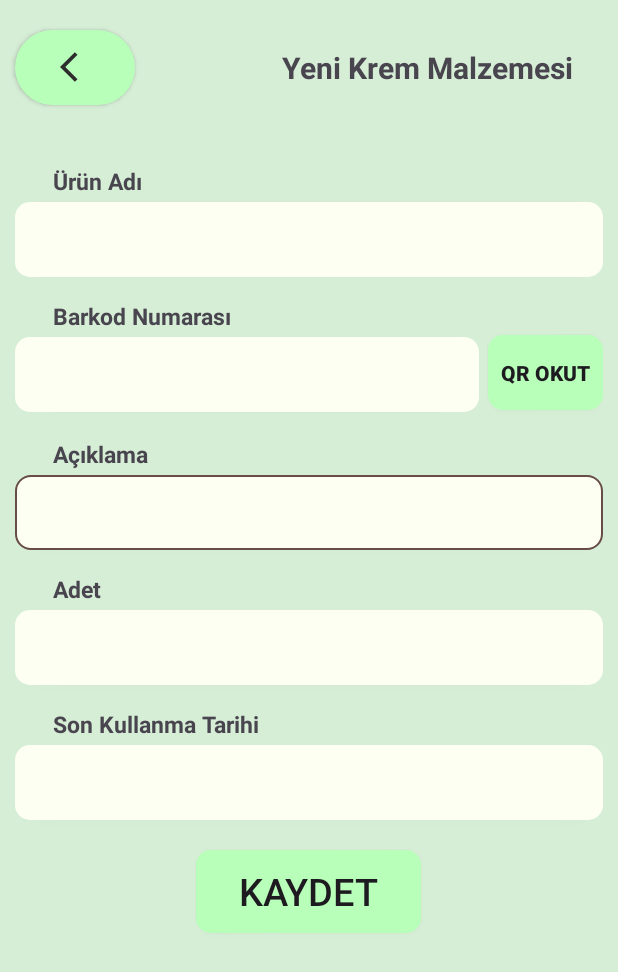
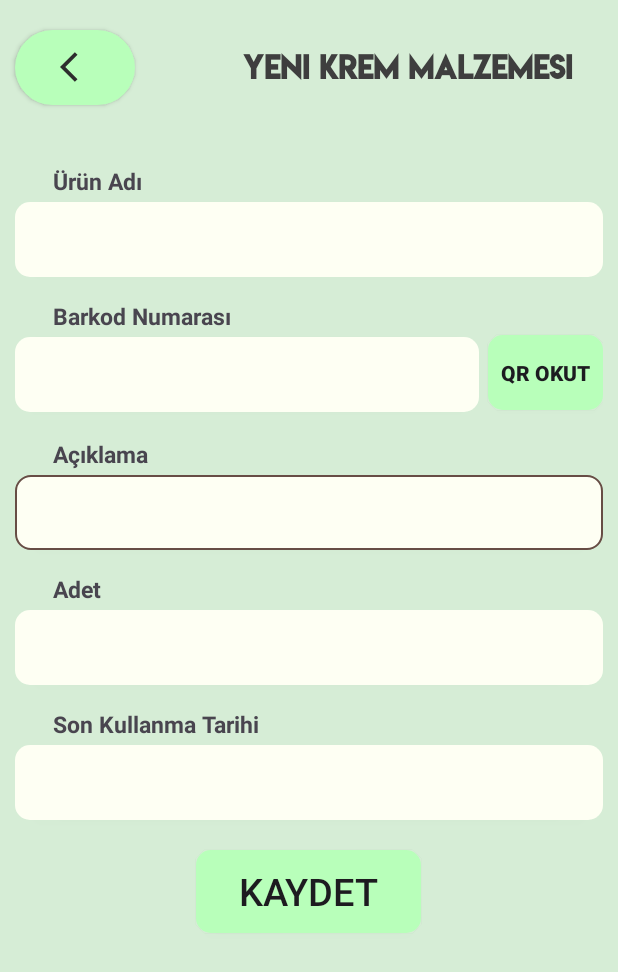
Before and after one commit to emiralacaci/Warehouse, an Android app: the layout fragment_add_new_cream_material.xml on its own in the app's theme, with its tools: preview values and no code run, on a phone screen of 412 x 824 dp. Shown: the top 972 px of the screen. Run offline under Robolectric (Android 15) with nearby library versions, the phone set to English and light mode, and no system bars.

Commit message:
text font changed

```diff
--- a/app/src/main/res/layout/fragment_add_new_cream_material.xml
+++ b/app/src/main/res/layout/fragment_add_new_cream_material.xml
@@ -28,6 +28,8 @@
             android:layout_marginTop="20dp"
             android:text="Yeni Krem Malzemesi"
             android:textSize="20sp"
+            android:fontFamily="@font/lemon"
+            android:textColor="@color/dark_grey"
             android:textStyle="bold"
             android:layout_marginEnd="10dp"
             android:paddingHorizontal="20dp"
--- a/app/src/main/res/layout/fragment_add_new_paste_material.xml
+++ b/app/src/main/res/layout/fragment_add_new_paste_material.xml
@@ -28,6 +28,8 @@
             android:layout_marginTop="20dp"
             android:text="Yeni Krem Malzemesi"
             android:textSize="20sp"
+            android:fontFamily="@font/lemon"
+            android:textColor="@color/dark_grey"
             android:textStyle="bold"
             android:layout_marginEnd="10dp"
             android:paddingHorizontal="20dp"
--- a/app/src/main/res/layout/fragment_add_new_syrup_material.xml
+++ b/app/src/main/res/layout/fragment_add_new_syrup_material.xml
@@ -28,6 +28,8 @@
             android:layout_marginTop="20dp"
             android:text="Yeni Krem Malzemesi"
             android:textSize="20sp"
+            android:fontFamily="@font/lemon"
+            android:textColor="@color/dark_grey"
             android:textStyle="bold"
             android:layout_marginEnd="10dp"
             android:paddingHorizontal="20dp"
--- a/app/src/main/res/layout/fragment_add_new_tea_material.xml
+++ b/app/src/main/res/layout/fragment_add_new_tea_material.xml
@@ -26,10 +26,11 @@
             android:layout_width="wrap_content"
             android:layout_height="50dp"
             android:layout_marginTop="20dp"
-            android:background="@drawable/add_new_material_info_header"
             android:text="Yeni Krem Malzemesi"
+            android:fontFamily="@font/lemon"
+            android:textColor="@color/dark_grey"
+            android:textStyle="bold"
             android:textSize="20sp"
-            android:textStyle="bold"
             android:layout_marginEnd="10dp"
             android:paddingHorizontal="20dp"
             android:textAlignment="center"
--- a/app/src/main/res/layout/fragment_cream_material_detail.xml
+++ b/app/src/main/res/layout/fragment_cream_material_detail.xml
@@ -36,7 +36,7 @@
             android:inputType="none"
             android:textSize="23sp"
             android:fontFamily="@font/lemon"
-            android:textColor="#ECECEC"
+            android:textColor="@color/light_grey"
             android:elevation="5dp"
             android:layout_marginEnd="10dp"
             app:layout_constraintTop_toTopOf="@id/back_button"
--- a/app/src/main/res/layout/fragment_paste_material_detail.xml
+++ b/app/src/main/res/layout/fragment_paste_material_detail.xml
@@ -36,7 +36,7 @@
             android:inputType="none"
             android:textSize="23sp"
             android:fontFamily="@font/lemon"
-            android:textColor="#ECECEC"
+            android:textColor="@color/light_grey"
             android:elevation="5dp"
             android:layout_marginEnd="10dp"
             app:layout_constraintTop_toTopOf="@id/back_button"
--- a/app/src/main/res/layout/fragment_syrup_material_detail.xml
+++ b/app/src/main/res/layout/fragment_syrup_material_detail.xml
@@ -36,7 +36,7 @@
             android:inputType="none"
             android:textSize="23sp"
             android:fontFamily="@font/lemon"
-            android:textColor="#ECECEC"
+            android:textColor="@color/light_grey"
             android:elevation="5dp"
             android:layout_marginEnd="10dp"
             app:layout_constraintTop_toTopOf="@id/back_button"
--- a/app/src/main/res/layout/fragment_tea_material_detail.xml
+++ b/app/src/main/res/layout/fragment_tea_material_detail.xml
@@ -36,7 +36,7 @@
             android:inputType="none"
             android:textSize="23sp"
             android:fontFamily="@font/lemon"
-            android:textColor="#ECECEC"
+            android:textColor="@color/light_grey"
             android:elevation="5dp"
             android:layout_marginEnd="10dp"
             app:layout_constraintTop_toTopOf="@id/back_button"
--- a/app/src/main/res/values/colors.xml
+++ b/app/src/main/res/values/colors.xml
@@ -2,7 +2,8 @@
 <resources>
     <color name="black">#FF000000</color>
     <color name="white">#FFFFFFFF</color>
-    <color name="light_grey">#DDDDDD</color>
+    <color name="light_grey">#ECECEC</color>
+    <color name="dark_grey">#3E3E3E</color>
     <color name="back_button_for_new_material">#FFCF96</color>
 
     <color name="tea_material_primary">#FFEEB0</color>
```
